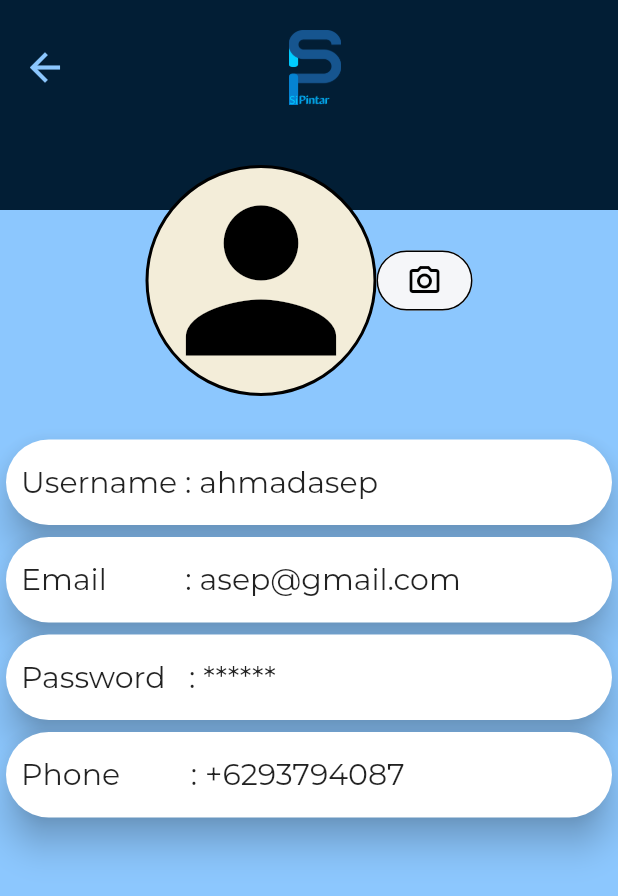
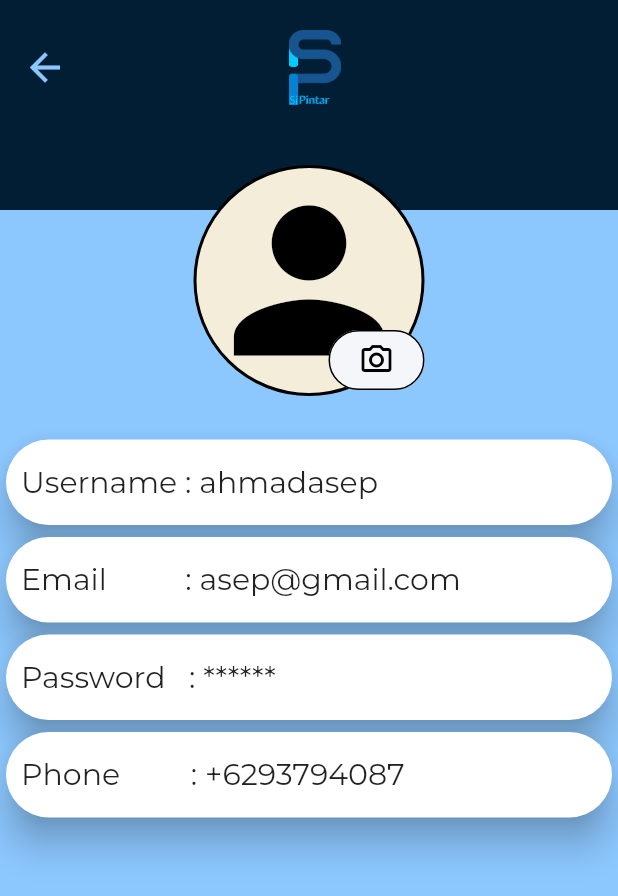
Before and after one commit to mrkhoirul/sipintar, a Flutter app: the ProfilePage screen opened directly, on a phone screen of 412 x 824 dp. Shown: the top 896 px of the screen. Run offline on Flutter 3.47's test engine with Material 2 defaults, Android fonts, the phone set to English and light mode, and no system bars; our stand-ins replace carousel_slider, cloud_firestore, email_validator, firebase_core, flutter_local_notifications, get and 1 more; accounts and stored records are empty.

Commit message:
Merapihkan icon foto pada profile.dart

```diff
--- a/lib/users/profile.dart
+++ b/lib/users/profile.dart
@@ -64,7 +64,7 @@ class _ProfilePageState extends State<ProfilePage> {
                         child: Row(
                           mainAxisAlignment: MainAxisAlignment.center,
                           children: [
-                            Row(
+                            Stack(
                               children: [
                                 Container(
                                   alignment: Alignment.center,
```
Also changed, not shown: 1 other file.
